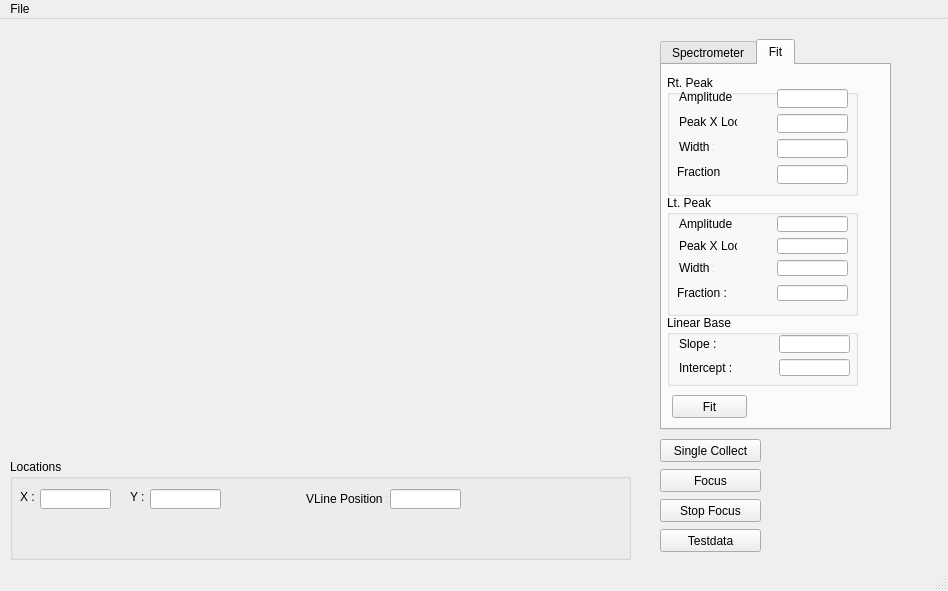
Old version of the form mainwindow.ui in the repository hgarbeil/OOSpec.
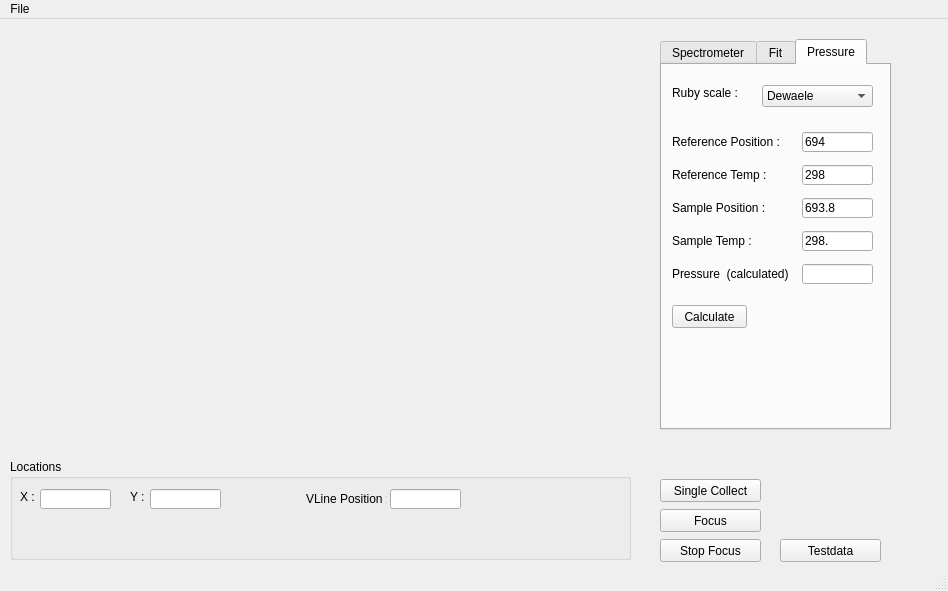
New version of the form. Custom widgets are drawn as their Qt base class.

```diff
--- a/mainwindow.ui
+++ b/mainwindow.ui
@@ -28,7 +28,7 @@
     <property name="geometry">
      <rect>
       <x>660</x>
-      <y>420</y>
+      <y>460</y>
       <width>101</width>
       <height>23</height>
      </rect>
@@ -41,7 +41,7 @@
     <property name="geometry">
      <rect>
       <x>660</x>
-      <y>450</y>
+      <y>490</y>
       <width>101</width>
       <height>23</height>
      </rect>
@@ -54,7 +54,7 @@
     <property name="geometry">
      <rect>
       <x>660</x>
-      <y>480</y>
+      <y>520</y>
       <width>101</width>
       <height>23</height>
      </rect>
@@ -73,7 +73,7 @@
      </rect>
     </property>
     <property name="currentIndex">
-     <number>1</number>
+     <number>2</number>
     </property>
     <widget class="QWidget" name="SpecTab">
      <attribute name="title">
@@ -526,7 +526,7 @@
      <widget class="QPushButton" name="PVFitButton">
       <property name="geometry">
        <rect>
-        <x>10</x>
+        <x>140</x>
         <y>330</y>
         <width>75</width>
         <height>23</height>
@@ -595,6 +595,187 @@
        </layout>
       </widget>
      </widget>
+     <widget class="QLabel" name="statusLabel">
+      <property name="geometry">
+       <rect>
+        <x>10</x>
+        <y>333</y>
+        <width>121</width>
+        <height>16</height>
+       </rect>
+      </property>
+      <property name="text">
+       <string>Status : Guess</string>
+      </property>
+     </widget>
+    </widget>
+    <widget class="QWidget" name="tab">
+     <attribute name="title">
+      <string>Pressure</string>
+     </attribute>
+     <widget class="QComboBox" name="ruby_scaleCB">
+      <property name="geometry">
+       <rect>
+        <x>100</x>
+        <y>20</y>
+        <width>111</width>
+        <height>22</height>
+       </rect>
+      </property>
+      <item>
+       <property name="text">
+        <string>Dewaele</string>
+       </property>
+      </item>
+      <item>
+       <property name="text">
+        <string>Hydrostatic</string>
+       </property>
+      </item>
+      <item>
+       <property name="text">
+        <string>Non-hydrostatic</string>
+       </property>
+      </item>
+     </widget>
+     <widget class="QLabel" name="label_16">
+      <property name="geometry">
+       <rect>
+        <x>10</x>
+        <y>20</y>
+        <width>71</width>
+        <height>16</height>
+       </rect>
+      </property>
+      <property name="text">
+       <string>Ruby scale :</string>
+      </property>
+     </widget>
+     <widget class="QPushButton" name="calc_pressureButton">
+      <property name="geometry">
+       <rect>
+        <x>10</x>
+        <y>240</y>
+        <width>75</width>
+        <height>23</height>
+       </rect>
+      </property>
+      <property name="text">
+       <string>Calculate</string>
+      </property>
+     </widget>
+     <widget class="QWidget" name="">
+      <property name="geometry">
+       <rect>
+        <x>10</x>
+        <y>60</y>
+        <width>201</width>
+        <height>171</height>
+       </rect>
+      </property>
+      <layout class="QGridLayout" name="gridLayout">
+       <item row="0" column="0">
+        <widget class="QLabel" name="label_15">
+         <property name="text">
+          <string>Reference Position :</string>
+         </property>
+        </widget>
+       </item>
+       <item row="0" column="1">
+        <widget class="QLineEdit" name="refposLE">
+         <property name="maximumSize">
+          <size>
+           <width>71</width>
+           <height>20</height>
+          </size>
+         </property>
+         <property name="text">
+          <string>694</string>
+         </property>
+        </widget>
+       </item>
+       <item row="1" column="0">
+        <widget class="QLabel" name="label_17">
+         <property name="text">
+          <string>Reference Temp :</string>
+         </property>
+        </widget>
+       </item>
+       <item row="1" column="1">
+        <widget class="QLineEdit" name="reftempLE">
+         <property name="maximumSize">
+          <size>
+           <width>71</width>
+           <height>20</height>
+          </size>
+         </property>
+         <property name="text">
+          <string>298</string>
+         </property>
+        </widget>
+       </item>
+       <item row="2" column="0">
+        <widget class="QLabel" name="label_18">
+         <property name="text">
+          <string>Sample Position :</string>
+         </property>
+        </widget>
+       </item>
+       <item row="2" column="1">
+        <widget class="QLineEdit" name="sampposLE">
+         <property name="maximumSize">
+          <size>
+           <width>71</width>
+           <height>20</height>
+          </size>
+         </property>
+         <property name="text">
+          <string>693.8</string>
+         </property>
+        </widget>
+       </item>
+       <item row="3" column="0">
+        <widget class="QLabel" name="label_19">
+         <property name="text">
+          <string>Sample Temp :</string>
+         </property>
+        </widget>
+       </item>
+       <item row="3" column="1">
+        <widget class="QLineEdit" name="samptempLE">
+         <property name="maximumSize">
+          <size>
+           <width>71</width>
+           <height>20</height>
+          </size>
+         </property>
+         <property name="text">
+          <string>298.</string>
+         </property>
+        </widget>
+       </item>
+       <item row="4" column="0">
+        <widget class="QLabel" name="label_20">
+         <property name="text">
+          <string>Pressure  (calculated) </string>
+         </property>
+        </widget>
+       </item>
+       <item row="4" column="1">
+        <widget class="QLineEdit" name="press_calcLE">
+         <property name="maximumSize">
+          <size>
+           <width>71</width>
+           <height>20</height>
+          </size>
+         </property>
+         <property name="readOnly">
+          <bool>true</bool>
+         </property>
+        </widget>
+       </item>
+      </layout>
+     </widget>
     </widget>
    </widget>
    <widget class="QGroupBox" name="groupBox_3">
@@ -682,8 +863,8 @@
    <widget class="QPushButton" name="testdataButton">
     <property name="geometry">
      <rect>
-      <x>660</x>
-      <y>510</y>
+      <x>780</x>
+      <y>520</y>
       <width>101</width>
       <height>23</height>
      </rect>
```
Left out of the diff: 40 changed lines with no effect on the pictures.
